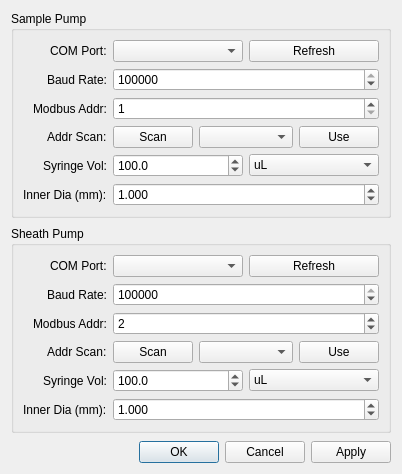
First picture: the form in resources/ui/SyringePumpSettingsDialog.ui, repository KPT1020/mib-studio-qt, before the edit.
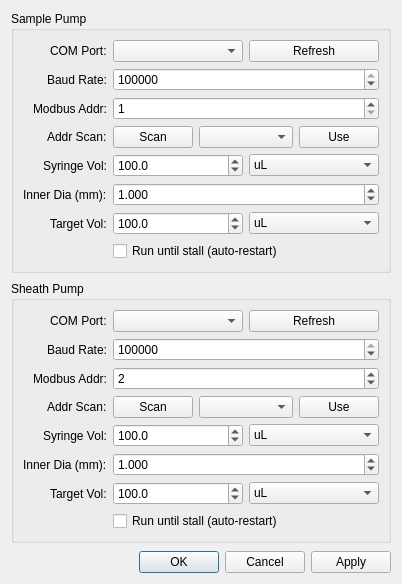
Second picture: the form after the edit.

Commit message: Program target volume and add run-until-stall mode

The edit to the form file:
```diff
--- a/resources/ui/SyringePumpSettingsDialog.ui
+++ b/resources/ui/SyringePumpSettingsDialog.ui
@@ -116,6 +116,32 @@
         <property name="value"><double>1.0</double></property>
        </widget>
       </item>
+      <item row="6" column="0">
+       <widget class="QLabel"><property name="text"><string>Target Vol:</string></property></widget>
+      </item>
+      <item row="6" column="1">
+       <layout class="QHBoxLayout">
+        <item>
+         <widget class="QDoubleSpinBox" name="sampleTargetVolSpinBox">
+          <property name="minimum"><double>0.1</double></property>
+          <property name="maximum"><double>9999</double></property>
+          <property name="decimals"><number>1</number></property>
+          <property name="value"><double>100</double></property>
+         </widget>
+        </item>
+        <item>
+         <widget class="QComboBox" name="sampleTargetUnitCombo">
+          <item><property name="text"><string>uL</string></property></item>
+          <item><property name="text"><string>mL</string></property></item>
+         </widget>
+        </item>
+       </layout>
+      </item>
+      <item row="7" column="1">
+       <widget class="QCheckBox" name="sampleRunUntilStallCheckBox">
+        <property name="text"><string>Run until stall (auto-restart)</string></property>
+       </widget>
+      </item>
      </layout>
     </widget>
    </item>
@@ -220,6 +246,32 @@
         <property name="value"><double>1.0</double></property>
        </widget>
       </item>
+      <item row="6" column="0">
+       <widget class="QLabel"><property name="text"><string>Target Vol:</string></property></widget>
+      </item>
+      <item row="6" column="1">
+       <layout class="QHBoxLayout">
+        <item>
+         <widget class="QDoubleSpinBox" name="sheathTargetVolSpinBox">
+          <property name="minimum"><double>0.1</double></property>
+          <property name="maximum"><double>9999</double></property>
+          <property name="decimals"><number>1</number></property>
+          <property name="value"><double>100</double></property>
+         </widget>
+        </item>
+        <item>
+         <widget class="QComboBox" name="sheathTargetUnitCombo">
+          <item><property name="text"><string>uL</string></property></item>
+          <item><property name="text"><string>mL</string></property></item>
+         </widget>
+        </item>
+       </layout>
+      </item>
+      <item row="7" column="1">
+       <widget class="QCheckBox" name="sheathRunUntilStallCheckBox">
+        <property name="text"><string>Run until stall (auto-restart)</string></property>
+       </widget>
+      </item>
      </layout>
     </widget>
    </item>
```
The commit also changes 9 other files.
